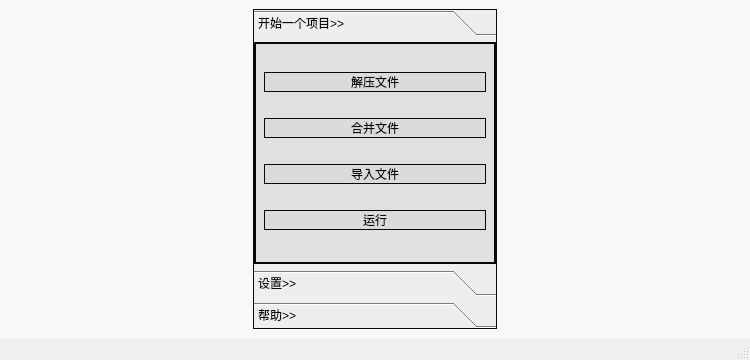
LiYorange/MyOFP2.0, file res/ui/launch.ui: the form before one commit.
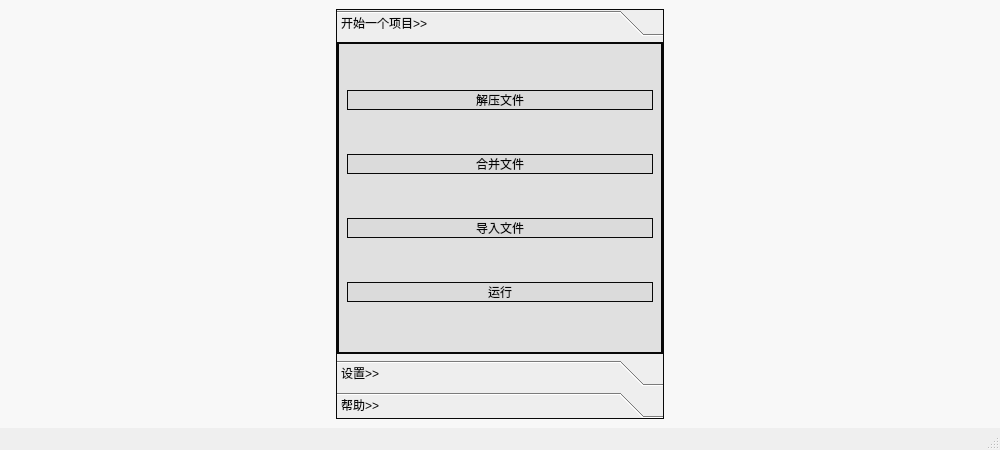
The form after the commit. Icons and pictures are not drawn.

Diff of the .ui file:
```diff
--- a/res/ui/launch.ui
+++ b/res/ui/launch.ui
@@ -2,24 +2,22 @@
 <ui version="4.0">
  <class>MainWindow</class>
  <widget class="QMainWindow" name="MainWindow">
-  <property name="geometry">
-   <rect>
-    <x>0</x>
-    <y>0</y>
-    <width>750</width>
-    <height>360</height>
-   </rect>
-  </property>
   <property name="sizePolicy">
    <sizepolicy hsizetype="Minimum" vsizetype="Minimum">
     <horstretch>0</horstretch>
     <verstretch>0</verstretch>
    </sizepolicy>
   </property>
+  <property name="minimumSize">
+   <size>
+    <width>1000</width>
+    <height>450</height>
+   </size>
+  </property>
   <property name="maximumSize">
    <size>
-    <width>750</width>
-    <height>360</height>
+    <width>1000</width>
+    <height>450</height>
    </size>
   </property>
   <property name="windowTitle">
@@ -100,8 +98,8 @@
         <rect>
          <x>0</x>
          <y>0</y>
-         <width>236</width>
-         <height>211</height>
+         <width>314</width>
+         <height>247</height>
         </rect>
        </property>
        <attribute name="icon">
```
Left out of the diff: 8 changed lines with no effect on the pictures.
